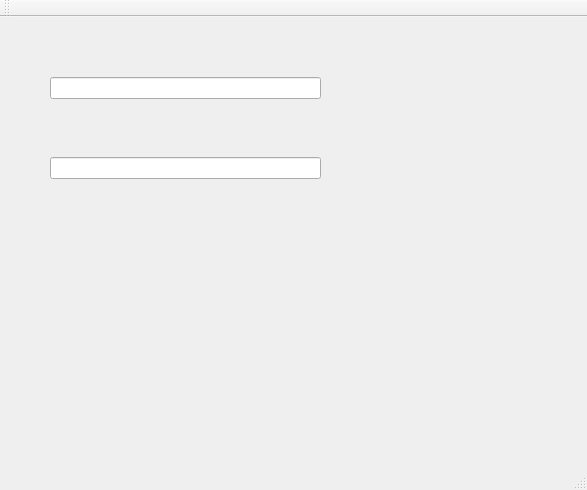
Old version of the form mainwindow.ui in the repository athenabjorg/sacr.
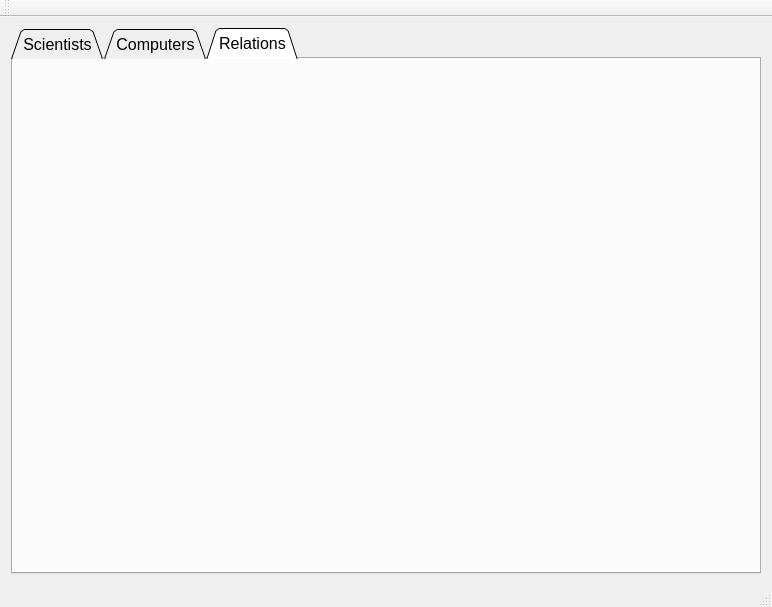
New version of the form.

What changed in the file:
```diff
--- a/mainwindow.ui
+++ b/mainwindow.ui
@@ -6,34 +6,61 @@
    <rect>
     <x>0</x>
     <y>0</y>
-    <width>587</width>
-    <height>490</height>
+    <width>772</width>
+    <height>607</height>
    </rect>
   </property>
   <property name="windowTitle">
    <string>MainWindow</string>
   </property>
   <widget class="QWidget" name="centralWidget">
-   <widget class="QLineEdit" name="inputWindow">
-    <property name="geometry">
-     <rect>
-      <x>50</x>
-      <y>60</y>
-      <width>271</width>
-      <height>22</height>
-     </rect>
-    </property>
-   </widget>
-   <widget class="QLineEdit" name="outputWindow">
-    <property name="geometry">
-     <rect>
-      <x>50</x>
-      <y>140</y>
-      <width>271</width>
-      <height>22</height>
-     </rect>
-    </property>
-   </widget>
+   <layout class="QHBoxLayout" name="horizontalLayout">
+    <item>
+     <widget class="QTabWidget" name="tabs">
+      <property name="enabled">
+       <bool>true</bool>
+      </property>
+      <property name="font">
+       <font>
+        <pointsize>12</pointsize>
+       </font>
+      </property>
+      <property name="layoutDirection">
+       <enum>Qt::LeftToRight</enum>
+      </property>
+      <property name="tabPosition">
+       <enum>QTabWidget::North</enum>
+      </property>
+      <property name="tabShape">
+       <enum>QTabWidget::Triangular</enum>
+      </property>
+      <property name="currentIndex">
+       <number>2</number>
+      </property>
+      <property name="iconSize">
+       <size>
+        <width>16</width>
+        <height>16</height>
+       </size>
+      </property>
+      <widget class="QWidget" name="scientistsTab">
+       <attribute name="title">
+        <string>Scientists</string>
+       </attribute>
+      </widget>
+      <widget class="QWidget" name="computersTab">
+       <attribute name="title">
+        <string>Computers</string>
+       </attribute>
+      </widget>
+      <widget class="QWidget" name="relationsTab">
+       <attribute name="title">
+        <string>Relations</string>
+       </attribute>
+      </widget>
+     </widget>
+    </item>
+   </layout>
   </widget>
   <widget class="QMenuBar" name="menuBar">
    <property name="geometry">
```
Left out of the diff: 2 changed lines with no effect on the pictures.
